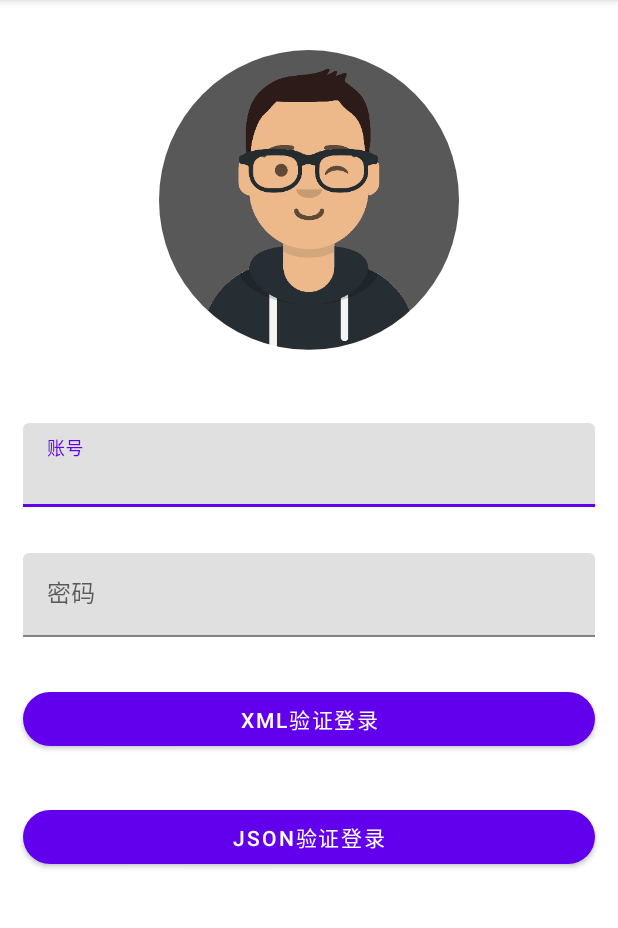
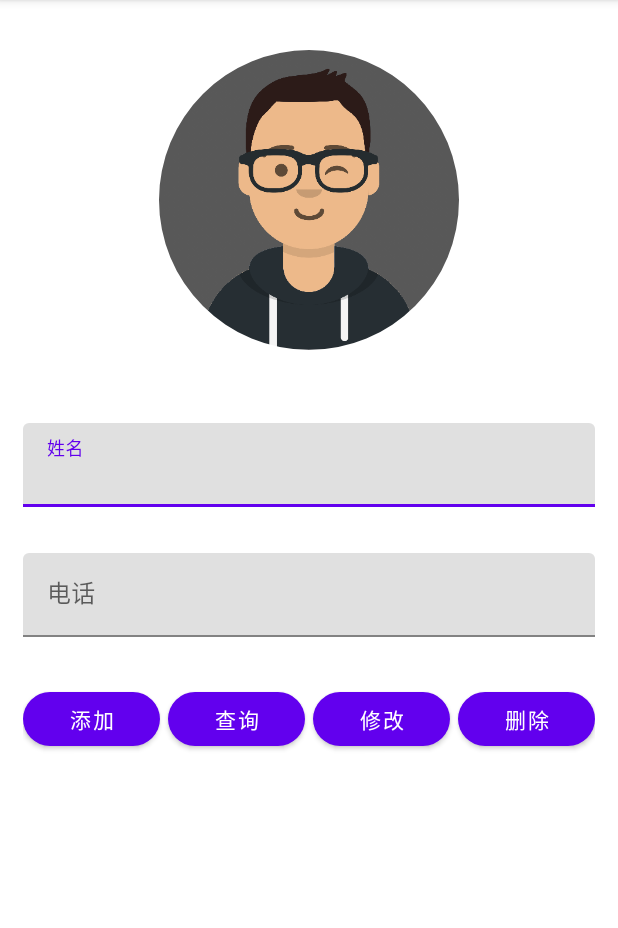
Before and after one commit to vuhe/recite-words, an Android app: the screen it shows after launch (MainActivity), on a phone screen of 412 x 824 dp, the part 84-1012 px from its top. Run offline under Robolectric (Android 15) with nearby library versions, the phone set to English and light mode, and no system bars.

Commit message:
feat(ex5): 完成实验5

```diff
--- a/app/src/main/java/top/vuhe/android/MainActivity.kt
+++ b/app/src/main/java/top/vuhe/android/MainActivity.kt
@@ -3,19 +3,20 @@ package top.vuhe.android
 import android.content.Context
 import androidx.appcompat.app.AppCompatActivity
 import android.os.Bundle
+import android.widget.Toast
 import top.vuhe.android.databinding.ActivityMainBinding
 
 class MainActivity : AppCompatActivity() {
 
     private lateinit var binding: ActivityMainBinding
 
-    private var account
-        get() = binding.accountEdit.text.toString()
-        set(value) = binding.accountEdit.setText(value)
+    private var name
+        get() = binding.nameEdit.text.toString()
+        set(value) = binding.nameEdit.setText(value)
 
-    private var password
-        get() = binding.passwordEdit.text.toString()
-        set(value) = binding.passwordEdit.setText(value)
+    private var phone
+        get() = binding.phoneEdit.text.toString()
+        set(value) = binding.phoneEdit.setText(value)
 
     override fun onCreate(savedInstanceState: Bundle?) {
         super.onCreate(savedInstanceState)
@@ -23,19 +24,24 @@ class MainActivity : AppCompatActivity() {
         binding = ActivityMainBinding.inflate(layoutInflater)
         // 设置根视图
         setContentView(binding.root)
-        // 记住密码恢复
-        val prefs = getPreferences(Context.MODE_PRIVATE)
-        account = prefs.getString("account", "")!!
-        password = prefs.getString("password", "")!!
+        // 初始化数据库
+        initSQLiteHelper(this)
 
-        // xml
-        binding.xmlLoginBtn.setOnClickListener {
-            WeatherActivity.actionStart(this, "xml")
+        binding.insertBtn.setOnClickListener {
+            val ans = if (insertData(Contact(name, phone))) "成功" else "失败"
+            Toast.makeText(this, "插入$ans", Toast.LENGTH_SHORT).show()
         }
-
-        // json
-        binding.jsonLoginBtn.setOnClickListener {
-            WeatherActivity.actionStart(this, "json")
+        binding.searchBtn.setOnClickListener {
+            val ans = if(searchData(Contact(name, phone))) "已" else "未"
+            Toast.makeText(this, "${ans}查询到数据存在", Toast.LENGTH_SHORT).show()
+        }
+        binding.deleteBtn.setOnClickListener {
+            deleteData(Contact(name, phone))
+            Toast.makeText(this, "删除成功", Toast.LENGTH_SHORT).show()
+        }
+        binding.updateBtn.setOnClickListener {
+            updateData(Contact(name, phone))
+            Toast.makeText(this, "更新成功", Toast.LENGTH_SHORT).show()
         }
     }
 }
--- a/app/src/main/res/layout/activity_main.xml
+++ b/app/src/main/res/layout/activity_main.xml
@@ -19,12 +19,12 @@
         android:layout_height="wrap_content">
 
         <EditText
-            android:id="@+id/accountEdit"
+            android:id="@+id/nameEdit"
             android:layout_width="match_parent"
             android:layout_height="wrap_content"
-            android:hint="@string/account"
-            android:autofillHints="username"
-            android:inputType="text" />
+            android:hint="@string/name"
+            android:inputType="text"
+            android:importantForAutofill="no" />
 
     </com.google.android.material.textfield.TextInputLayout>
 
@@ -34,29 +34,54 @@
         android:layout_height="wrap_content">
 
         <EditText
-            android:id="@+id/passwordEdit"
+            android:id="@+id/phoneEdit"
             android:layout_width="match_parent"
             android:layout_height="wrap_content"
-            android:hint="@string/password"
-            android:autofillHints="password"
-            android:inputType="textPassword"/>
+            android:hint="@string/phone"
+            android:inputType="text"
+            android:importantForAutofill="no"/>
 
     </com.google.android.material.textfield.TextInputLayout>
 
-    <com.google.android.material.button.MaterialButton
+    <LinearLayout
         android:layout_margin="15dp"
-        android:id="@+id/xmlLoginBtn"
+        android:orientation="horizontal"
         android:layout_width="match_parent"
-        android:layout_height="wrap_content"
-        app:cornerRadius="30dp"
-        android:text="@string/xml_login" />
+        android:layout_height="wrap_content">
+        <com.google.android.material.button.MaterialButton
+            android:id="@+id/insertBtn"
+            android:layout_width="0dp"
+            android:layout_weight="1"
+            android:layout_height="wrap_content"
+            app:cornerRadius="30dp"
+            android:text="@string/insert" />
 
-    <com.google.android.material.button.MaterialButton
-        android:layout_margin="15dp"
-        android:id="@+id/jsonLoginBtn"
-        android:layout_width="match_parent"
-        android:layout_height="wrap_content"
-        app:cornerRadius="30dp"
-        android:text="@string/json_login" />
+        <com.google.android.material.button.MaterialButton
+            android:layout_marginStart="5dp"
+            android:id="@+id/searchBtn"
+            android:layout_width="0dp"
+            android:layout_weight="1"
+            android:layout_height="wrap_content"
+            app:cornerRadius="30dp"
+            android:text="@string/search" />
+
+        <com.google.android.material.button.MaterialButton
+            android:layout_marginStart="5dp"
+            android:id="@+id/updateBtn"
+            android:layout_width="0dp"
+            android:layout_weight="1"
+            android:layout_height="wrap_content"
+            app:cornerRadius="30dp"
+            android:text="@string/update" />
+
+        <com.google.android.material.button.MaterialButton
+            android:layout_marginStart="5dp"
+            android:id="@+id/deleteBtn"
+            android:layout_width="0dp"
+            android:layout_weight="1"
+            android:layout_height="wrap_content"
+            app:cornerRadius="30dp"
+            android:text="@string/delete" />
+    </LinearLayout>
 
 </LinearLayout>
--- a/app/src/main/res/values/strings.xml
+++ b/app/src/main/res/values/strings.xml
@@ -26,4 +26,12 @@
     <string name="beijing">北京</string>
     <string name="shanghai">上海</string>
     <string name="guangzhou">广州</string>
+    <string name="name">姓名</string>
+    <string name="phone">电话</string>
+
+    <string name="insert">添加</string>
+    <string name="update">修改</string>
+    <string name="delete">删除</string>
+    <string name="search">查询</string>
+
 </resources>
```
Also changed, not shown: app/src/main/java/top/vuhe/android/Contacts.kt (added, +84 -0 lines).
